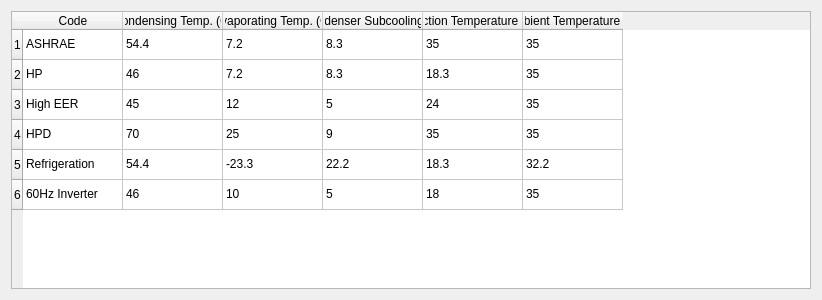
First picture: the form in ui_files/Compressor_available_test_conditions.ui, repository OmarZaki96/EGSim, before the edit.
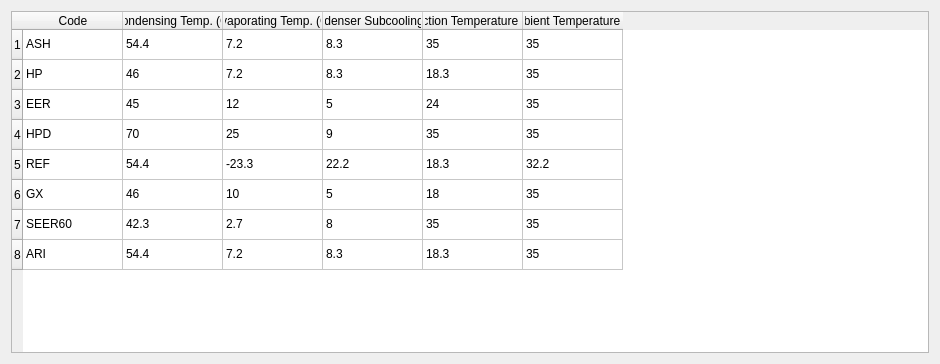
Second picture: the form after the edit.

Commit message:
Update import compressor from datasheet feature
Added more test conditions and edited the code of existing test conditions

```diff
--- a/ui_files/Compressor_available_test_conditions.ui
+++ b/ui_files/Compressor_available_test_conditions.ui
@@ -6,8 +6,8 @@
    <rect>
     <x>0</x>
     <y>0</y>
-    <width>822</width>
-    <height>300</height>
+    <width>940</width>
+    <height>364</height>
    </rect>
   </property>
   <property name="windowTitle">
@@ -52,6 +52,16 @@
        <string>6</string>
       </property>
      </row>
+     <row>
+      <property name="text">
+       <string>7</string>
+      </property>
+     </row>
+     <row>
+      <property name="text">
+       <string>8</string>
+      </property>
+     </row>
      <column>
       <property name="text">
        <string>Code</string>
@@ -84,7 +94,7 @@
      </column>
      <item row="0" column="0">
       <property name="text">
-       <string>ASHRAE</string>
+       <string>ASH</string>
       </property>
      </item>
      <item row="0" column="1">
@@ -144,7 +154,7 @@
      </item>
      <item row="2" column="0">
       <property name="text">
-       <string>High EER</string>
+       <string>EER</string>
       </property>
      </item>
      <item row="2" column="1">
@@ -204,7 +214,7 @@
      </item>
      <item row="4" column="0">
       <property name="text">
-       <string>Refrigeration</string>
+       <string>REF</string>
       </property>
      </item>
      <item row="4" column="1">
@@ -234,7 +244,7 @@
      </item>
      <item row="5" column="0">
       <property name="text">
-       <string>60Hz Inverter</string>
+       <string>GX</string>
       </property>
      </item>
      <item row="5" column="1">
@@ -262,6 +272,66 @@
        <string>35</string>
       </property>
      </item>
+     <item row="6" column="0">
+      <property name="text">
+       <string>SEER60</string>
+      </property>
+     </item>
+     <item row="6" column="1">
+      <property name="text">
+       <string>42.3</string>
+      </property>
+     </item>
+     <item row="6" column="2">
+      <property name="text">
+       <string>2.7</string>
+      </property>
+     </item>
+     <item row="6" column="3">
+      <property name="text">
+       <string>8</string>
+      </property>
+     </item>
+     <item row="6" column="4">
+      <property name="text">
+       <string>35</string>
+      </property>
+     </item>
+     <item row="6" column="5">
+      <property name="text">
+       <string>35</string>
+      </property>
+     </item>
+     <item row="7" column="0">
+      <property name="text">
+       <string>ARI</string>
+      </property>
+     </item>
+     <item row="7" column="1">
+      <property name="text">
+       <string>54.4</string>
+      </property>
+     </item>
+     <item row="7" column="2">
+      <property name="text">
+       <string>7.2</string>
+      </property>
+     </item>
+     <item row="7" column="3">
+      <property name="text">
+       <string>8.3</string>
+      </property>
+     </item>
+     <item row="7" column="4">
+      <property name="text">
+       <string>18.3</string>
+      </property>
+     </item>
+     <item row="7" column="5">
+      <property name="text">
+       <string>35</string>
+      </property>
+     </item>
     </widget>
    </item>
   </layout>
```
The commit also changes 1 other file.
